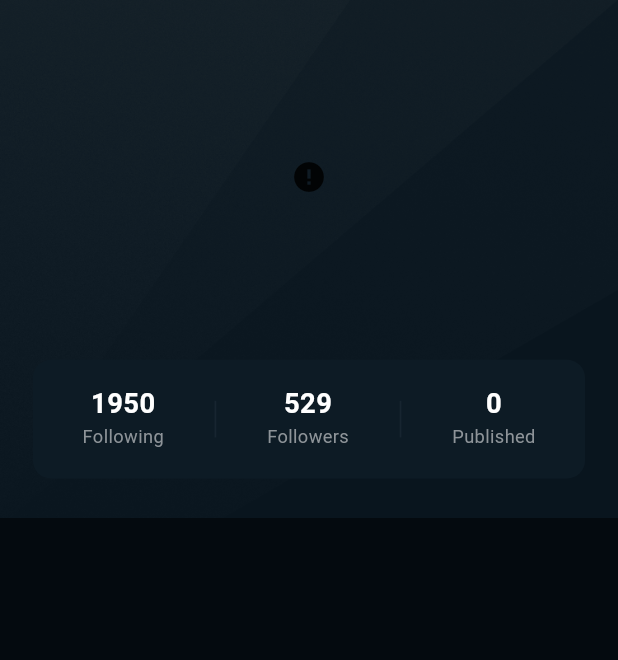
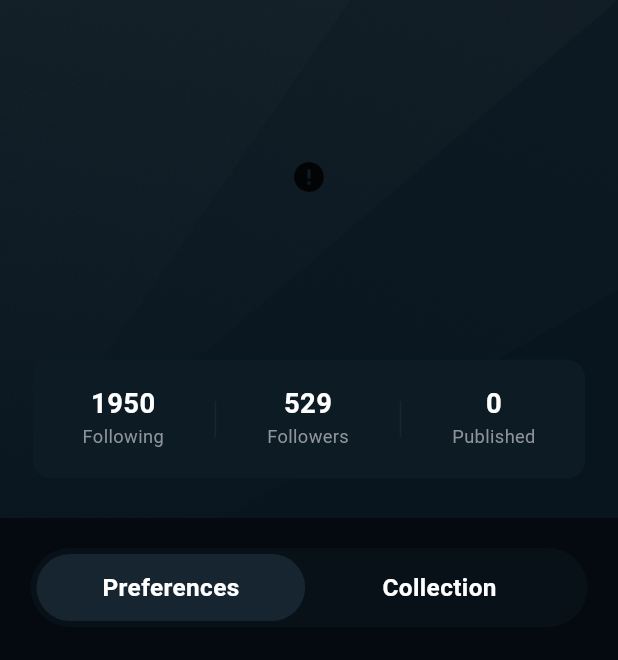
Before and after one commit to virtheart/flutter-news-app, a Flutter app: the ProfileView screen opened by its route, on a phone screen of 412 x 824 dp. Shown: the top 660 px of the screen. Run offline on Flutter 3.47's test engine with Material 3 defaults, Android fonts, the phone set to English and light mode, and no system bars; drawn by our look-alikes of cached_network_image; our stand-ins replace dio, flutter_html, flutter_screenutil, flutter_svg, flutter_swiper_null_safety, get and 2 more; missing offline and left inert: tdesign_flutter; accounts and stored records are empty; network calls fail.

Commit message:
feat: 添加推荐文章和分类文章点击事件，优化页面滚动交互
在 `HomeController` 中添加了 `onRecommendArticleTap` 和 `onCategoryArticleTap` 方法，用于处理推荐文章和分类文章的点击事件。同时，在 `DetailController` 中添加了 `ScrollController` 来监听页面滚动，并根据滚动距离动态调整底部导航栏的宽度。此外，优化了 `ProfileController` 中的 `currentIndex` 变量，并更新了相关视图的交互逻辑。

```diff
--- a/lib/app/modules/profile/controllers/profile_controller.dart
+++ b/lib/app/modules/profile/controllers/profile_controller.dart
@@ -2,7 +2,9 @@ import 'package:get/get.dart';
 
 class ProfileController extends GetxController {
 
-  final count = 0.obs;
+  // 当前选中的索引
+  var currentIndex = 0.obs;
+
   @override
   void onInit() {
     super.onInit();
@@ -17,6 +19,4 @@ class ProfileController extends GetxController {
   void onClose() {
     super.onClose();
   }
-
-  void increment() => count.value++;
 }
--- a/lib/app/modules/profile/views/profile_view.dart
+++ b/lib/app/modules/profile/views/profile_view.dart
@@ -162,9 +162,74 @@ class ProfileView extends GetView<ProfileController> {
                     ),
                   ],
                 ),
-              )
+              ),
             ],
-          )
+          ),
+          Obx(
+            () => Container(
+              margin: EdgeInsets.all(20.r),
+              width: double.infinity,
+              child: Column(
+                children: [
+                  Container(
+                    padding: EdgeInsets.all(4.r),
+                    decoration: BoxDecoration(
+                      color: const Color(0xFF081117),
+                      borderRadius: BorderRadius.circular(32.r),
+                    ),
+                    child: Row(
+                      children: [
+                        GestureDetector(
+                          onTap: () {
+                            controller.currentIndex.value = 0;
+                          },
+                          child: Container(
+                            decoration: BoxDecoration(
+                              color: controller.currentIndex.value == 0 ? const Color(0xFF172530) : Colors.transparent,
+                              borderRadius: BorderRadius.circular(32.r),
+                            ),
+                            alignment: Alignment.center,
+                            height: 44.h,
+                            width: 163.w,
+                            child: Text(
+                              'Preferences',
+                              style: TextStyle(
+                                fontSize: 16.sp,
+                                fontWeight: FontWeight.bold,
+                                color: Colors.white,
+                              ),
+                            ),
+                          ),
+                        ),
+                        GestureDetector(
+                          onTap: () {
+                            controller.currentIndex.value = 1;
+                          },
+                          child: Container(
+                            decoration: BoxDecoration(
+                              color: controller.currentIndex.value == 1 ? const Color(0xFF172530) : Colors.transparent,
+                              borderRadius: BorderRadius.circular(32.r),
+                            ),
+                            alignment: Alignment.center,
+                            height: 44.h,
+                            width: 163.w,
+                            child: Text(
+                              'Collection',
+                              style: TextStyle(
+                                fontSize: 16.sp,
+                                fontWeight: FontWeight.bold,
+                                color: Colors.white,
+                              ),
+                            ),
+                          ),
+                        ),
+                      ],
+                    ),
+                  )
+                ],
+              ),
+            ),
+          ),
         ],
       ),
     );
--- a/lib/app/modules/root/bindings/root_binding.dart
+++ b/lib/app/modules/root/bindings/root_binding.dart
@@ -1,5 +1,6 @@
 import 'package:get/get.dart';
 import 'package:news/app/modules/home/controllers/home_controller.dart';
+import 'package:news/app/modules/profile/controllers/profile_controller.dart';
 
 import '../controllers/root_controller.dart';
 
@@ -8,5 +9,6 @@ class RootBinding extends Bindings {
   void dependencies() {
     Get.lazyPut<RootController>(() => RootController());
     Get.lazyPut<HomeController>(() => HomeController());
+    Get.lazyPut<ProfileController>(() => ProfileController());
   }
 }
```
Also changed, not shown: lib/app/modules/detail/controllers/detail_controller.dart (+17 -6 lines), lib/app/modules/detail/views/detail_view.dart (+81 -25 lines), lib/app/modules/home/controllers/home_controller.dart (+10 -0 lines), lib/app/modules/home/views/home_view.dart (+8 -2 lines).
